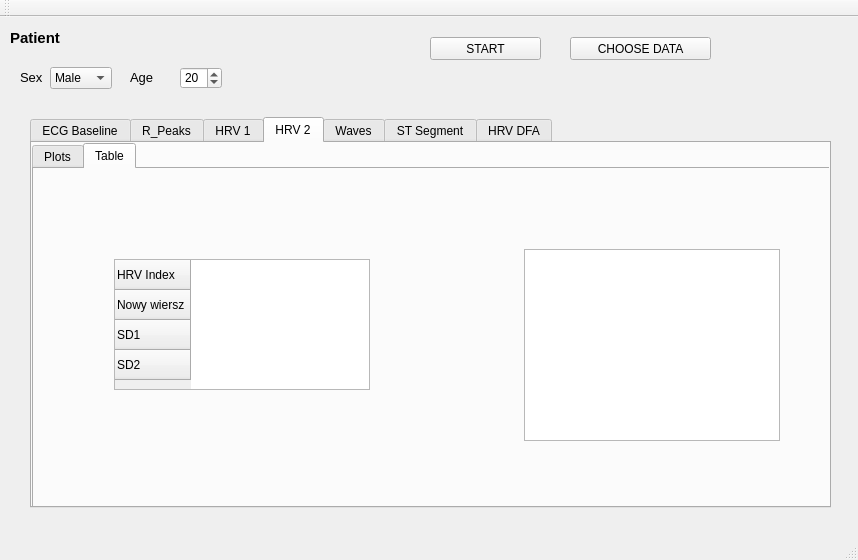
Above: src/ECGAnalyzer/mainwindow.ui from dadm-projekt/dadm-cpp before the change. Below: the same form after it.
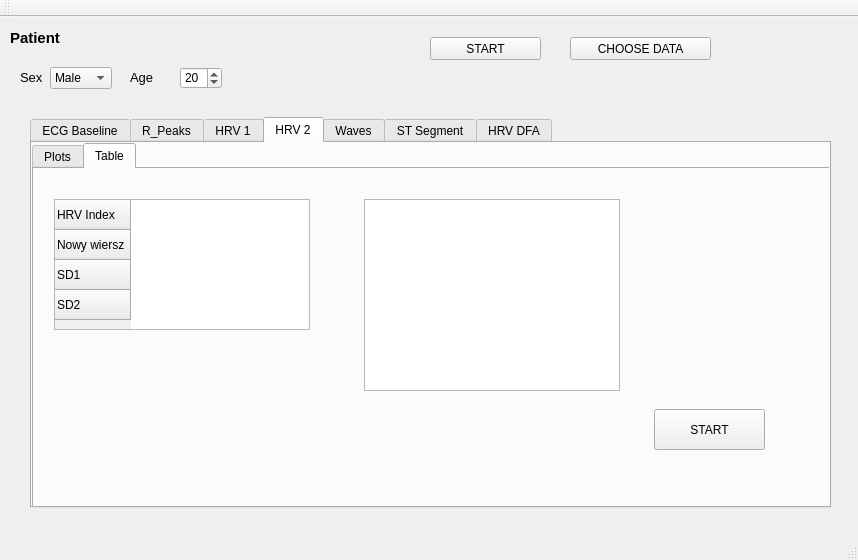
That is the form after the change. The open tabs and pages were chosen to show the change.

Diff of the .ui file:
```diff
--- a/src/ECGAnalyzer/mainwindow.ui
+++ b/src/ECGAnalyzer/mainwindow.ui
@@ -441,8 +441,8 @@
        <widget class="QTableWidget" name="tableWidget_3">
         <property name="geometry">
          <rect>
-          <x>80</x>
-          <y>90</y>
+          <x>20</x>
+          <y>30</y>
           <width>256</width>
           <height>131</height>
          </rect>
@@ -471,13 +471,26 @@
        <widget class="QListView" name="listView">
         <property name="geometry">
          <rect>
-          <x>490</x>
-          <y>80</y>
+          <x>330</x>
+          <y>30</y>
           <width>256</width>
           <height>192</height>
          </rect>
         </property>
        </widget>
+       <widget class="QPushButton" name="HRV2_Start">
+        <property name="geometry">
+         <rect>
+          <x>620</x>
+          <y>240</y>
+          <width>111</width>
+          <height>41</height>
+         </rect>
+        </property>
+        <property name="text">
+         <string>START</string>
+        </property>
+       </widget>
       </widget>
      </widget>
     </widget>
```
Left out of the diff: 88 changed lines with no effect on the pictures.
